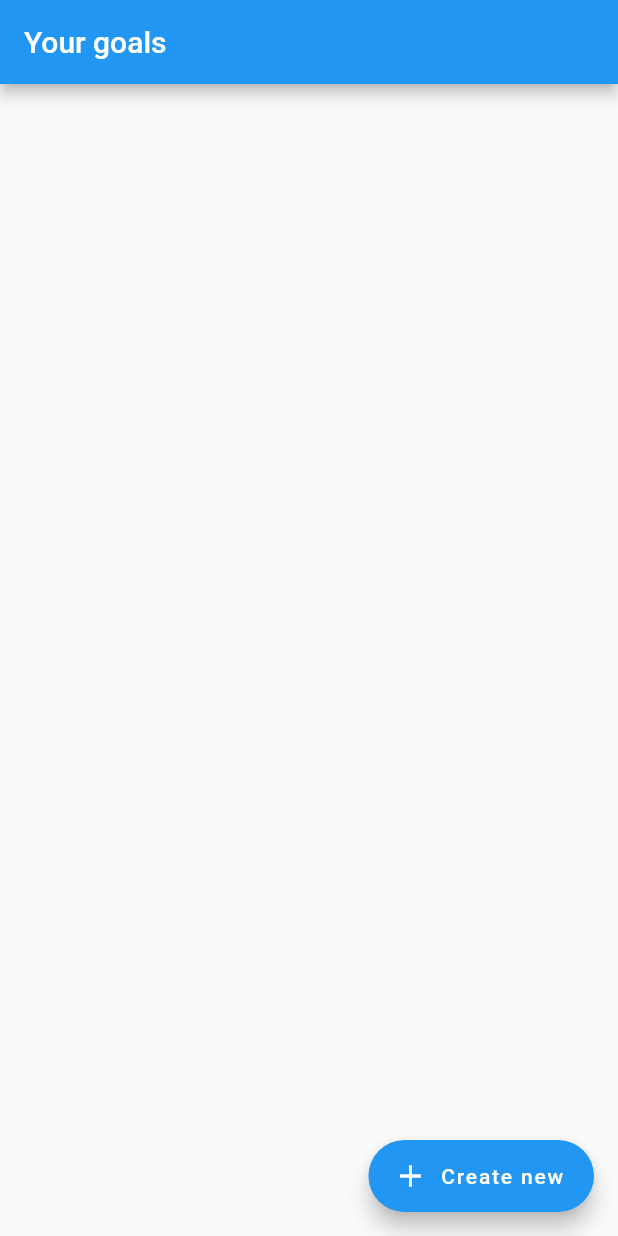
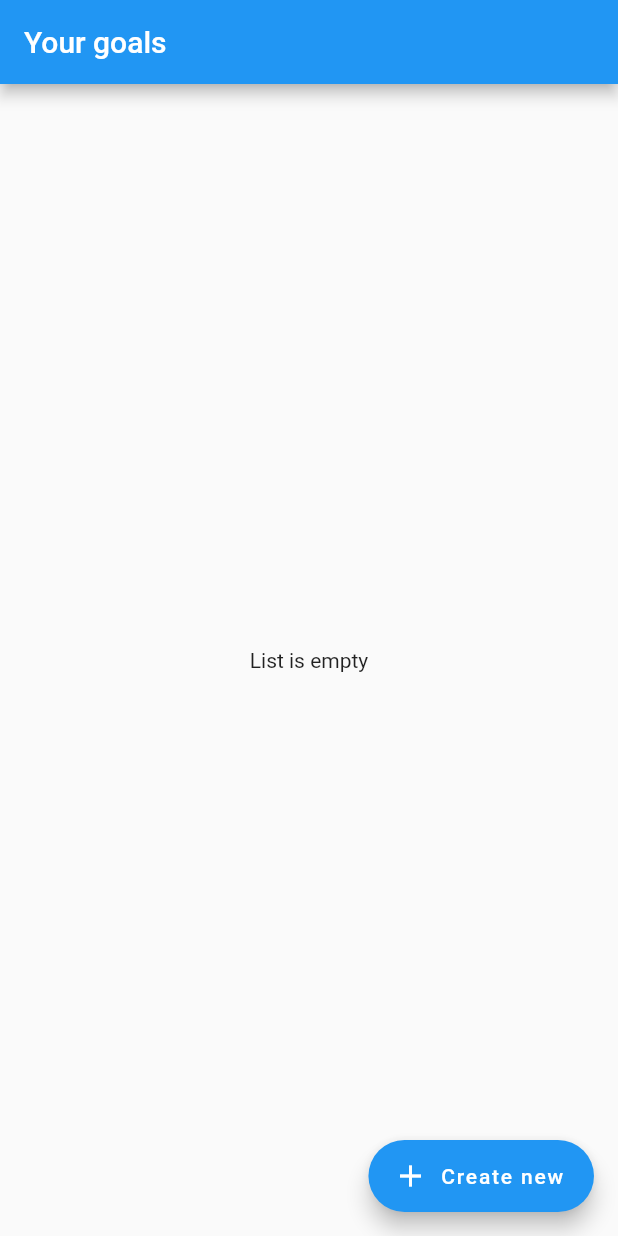
Before and after one commit to vishnyakov-aleks/test_webland, a Flutter app: the screen it shows after launch, on a phone screen of 412 x 824 dp. Run offline on Flutter 3.47's test engine with Material 2 defaults, Android fonts, the phone set to English and light mode, and no system bars; our stand-ins replace datetime_picker_formfield.

Commit message:
empty list placeholder

```diff
--- a/lib/layer/goalslist/GoalsListScreen.dart
+++ b/lib/layer/goalslist/GoalsListScreen.dart
@@ -24,8 +24,7 @@ class GoalsListState extends State<GoalsListScreen> implements GoalsListView {
 
   @override
   void initState() {
-    SchedulerBinding.instance
-        .addPostFrameCallback((_) {
+    SchedulerBinding.instance.addPostFrameCallback((_) {
       _presenter.loadGoals();
       _startTimeWatcher();
     });
@@ -37,6 +36,7 @@ class GoalsListState extends State<GoalsListScreen> implements GoalsListView {
     disposed = true;
     super.dispose();
   }
+
   @override
   Widget build(BuildContext context) {
     _presenter.view = this;
@@ -52,7 +52,9 @@ class GoalsListState extends State<GoalsListScreen> implements GoalsListView {
       ),
       body: SafeArea(
         bottom: true,
-        child: ListView.builder(
+        child: Stack(
+          children: <Widget>[
+            ListView.builder(
               padding: EdgeInsets.all(12),
               itemCount: goalsList.length,
               itemBuilder: (context, index) {
@@ -72,6 +74,12 @@ class GoalsListState extends State<GoalsListScreen> implements GoalsListView {
                   ),
                 );
               },
+            ),
+            Visibility(
+              child: Center(child: Text("List is empty")),
+              visible: goalsList.isEmpty,
+            ),
+          ],
         ),
       ),
     );
@@ -125,10 +133,8 @@ class GoalsListState extends State<GoalsListScreen> implements GoalsListView {
 
   void _startTimeWatcher() async {
     await Future.delayed(Duration(milliseconds: 50));
-    if (this.mounted)
-      setState(() {});
+    if (this.mounted) setState(() {});
 
-    if (!this.disposed)
-      _startTimeWatcher();
+    if (!this.disposed) _startTimeWatcher();
   }
 }
```
Lines whose indentation alone changed are shown as unchanged.
